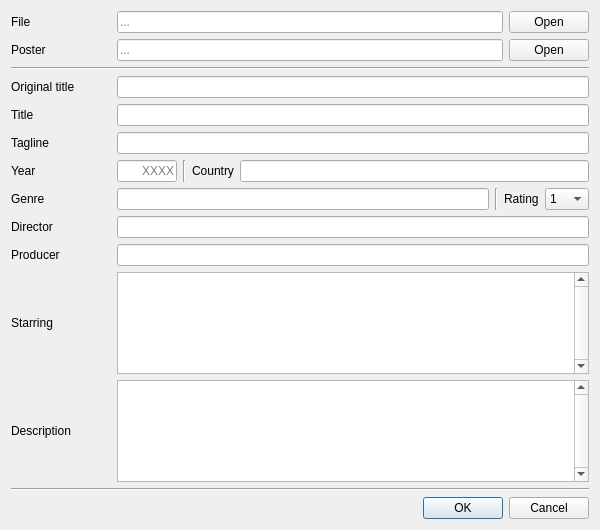
Before: the Qt Designer form src/addfilmwindow.ui in eugene-melnik/alexandra, drawn with Qt 5.
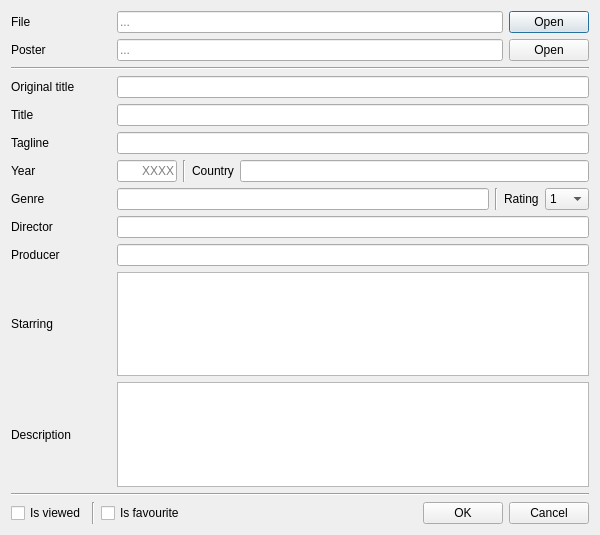
After: the same form once the commit is applied. Icons and pictures are not drawn.

```diff
--- a/src/addfilmwindow.ui
+++ b/src/addfilmwindow.ui
@@ -10,13 +10,13 @@
     <x>0</x>
     <y>0</y>
     <width>600</width>
-    <height>530</height>
+    <height>535</height>
    </rect>
   </property>
   <property name="minimumSize">
    <size>
     <width>600</width>
-    <height>530</height>
+    <height>535</height>
    </size>
   </property>
   <property name="windowTitle">
@@ -66,6 +66,9 @@
        <property name="text">
         <string>Open</string>
        </property>
+       <property name="default">
+        <bool>true</bool>
+       </property>
       </widget>
      </item>
     </layout>
@@ -437,7 +440,7 @@
         <string>Actors, comma separated</string>
        </property>
        <property name="verticalScrollBarPolicy">
-        <enum>Qt::ScrollBarAlwaysOn</enum>
+        <enum>Qt::ScrollBarAsNeeded</enum>
        </property>
       </widget>
      </item>
@@ -464,7 +467,7 @@
         <string>A summary of the plot</string>
        </property>
        <property name="verticalScrollBarPolicy">
-        <enum>Qt::ScrollBarAlwaysOn</enum>
+        <enum>Qt::ScrollBarAsNeeded</enum>
        </property>
       </widget>
      </item>
@@ -478,17 +481,55 @@
     </widget>
    </item>
    <item>
-    <widget class="QDialogButtonBox" name="buttonBox">
-     <property name="orientation">
-      <enum>Qt::Horizontal</enum>
-     </property>
-     <property name="standardButtons">
-      <set>QDialogButtonBox::Cancel|QDialogButtonBox::Ok</set>
-     </property>
-     <property name="centerButtons">
-      <bool>false</bool>
-     </property>
-    </widget>
+    <layout class="QHBoxLayout" name="hl12">
+     <item>
+      <widget class="QCheckBox" name="cIsViewed">
+       <property name="text">
+        <string>Is viewed</string>
+       </property>
+      </widget>
+     </item>
+     <item>
+      <widget class="Line" name="l3">
+       <property name="orientation">
+        <enum>Qt::Vertical</enum>
+       </property>
+      </widget>
+     </item>
+     <item>
+      <widget class="QCheckBox" name="cIsFavourite">
+       <property name="text">
+        <string>Is favourite</string>
+       </property>
+      </widget>
+     </item>
+     <item>
+      <spacer name="horizontalSpacer">
+       <property name="orientation">
+        <enum>Qt::Horizontal</enum>
+       </property>
+       <property name="sizeHint" stdset="0">
+        <size>
+         <width>40</width>
+         <height>20</height>
+        </size>
+       </property>
+      </spacer>
+     </item>
+     <item>
+      <widget class="QDialogButtonBox" name="buttonBox">
+       <property name="orientation">
+        <enum>Qt::Horizontal</enum>
+       </property>
+       <property name="standardButtons">
+        <set>QDialogButtonBox::Cancel|QDialogButtonBox::Ok</set>
+       </property>
+       <property name="centerButtons">
+        <bool>false</bool>
+       </property>
+      </widget>
+     </item>
+    </layout>
    </item>
   </layout>
  </widget>
```
Left out of the diff: 42 changed lines with no effect on the pictures.
